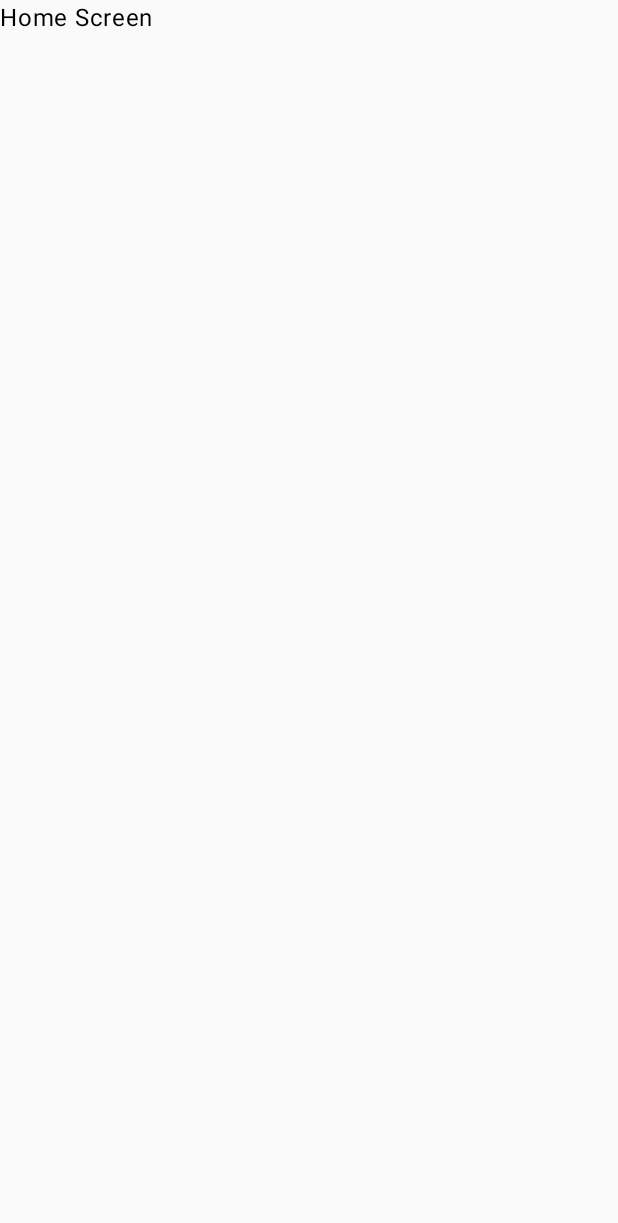
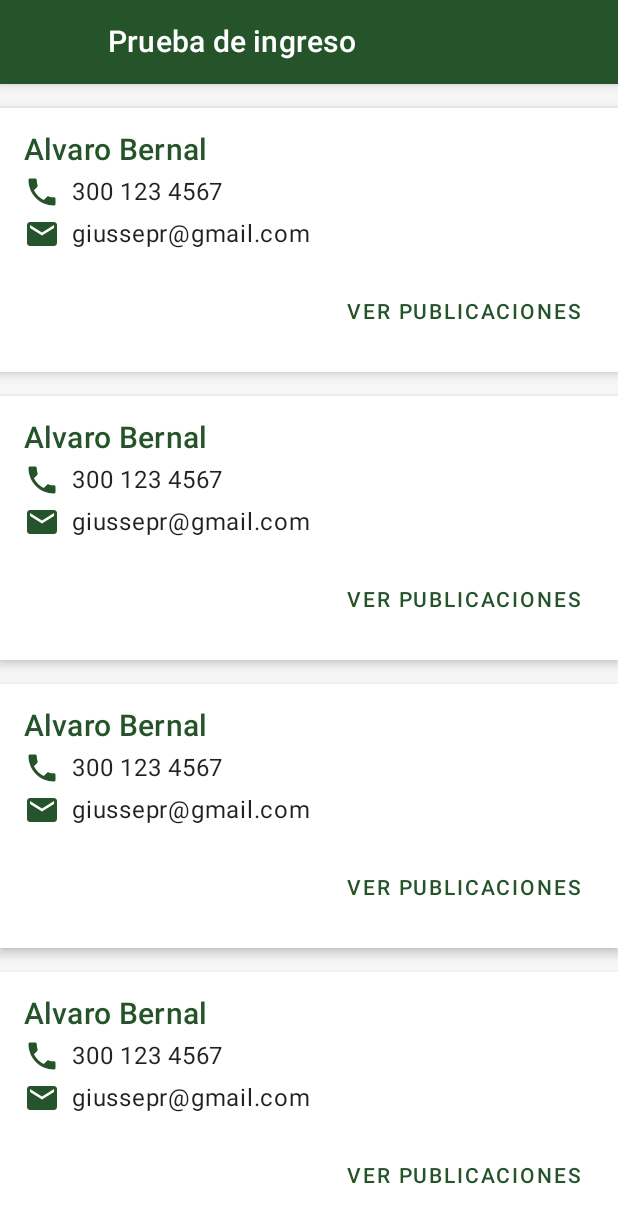
Before and after one commit to Giussep07/CeibaMobileTest, an Android app built with Jetpack Compose: the screen it shows after launch (MainActivity), on a phone screen of 412 x 824 dp. Before the commit the part shown is almost empty. Shown: the top 1223 px of the screen. Run offline under Robolectric (Android 15) with nearby library versions, the phone set to English and light mode, and no system bars.

Commit message:
Create UserCardItem and CeibaTopAppBar, remove unused imports, migrate material v3 to v2, add correct colors to the app theme,

```diff
--- a/app/src/main/java/com/giussepr/ceiba/ui/presentation/screens/home/HomeScreen.kt
+++ b/app/src/main/java/com/giussepr/ceiba/ui/presentation/screens/home/HomeScreen.kt
@@ -1,15 +1,46 @@
 package com.giussepr.ceiba.ui.presentation.screens.home
 
+import androidx.compose.foundation.background
+import androidx.compose.foundation.layout.Arrangement
 import androidx.compose.foundation.layout.Column
+import androidx.compose.foundation.layout.PaddingValues
 import androidx.compose.foundation.layout.fillMaxSize
-import androidx.compose.material3.Text
+import androidx.compose.foundation.layout.fillMaxWidth
+import androidx.compose.foundation.layout.padding
+import androidx.compose.foundation.lazy.LazyColumn
+import androidx.compose.foundation.lazy.items
+import androidx.compose.material.MaterialTheme
+import androidx.compose.material.Scaffold
 import androidx.compose.runtime.Composable
 import androidx.compose.ui.Modifier
+import androidx.compose.ui.unit.dp
 import androidx.navigation.NavHostController
+import com.giussepr.ceiba.ui.presentation.widget.CeibaTopAppBar
+import com.giussepr.ceiba.ui.presentation.widget.UserCardItem
 
 @Composable
 fun HomeScreen(navController: NavHostController) {
-    Column(modifier = Modifier.fillMaxSize()) {
-        Text(text = "Home Screen")
+    Scaffold(
+        modifier = Modifier.fillMaxSize(),
+        topBar = { CeibaTopAppBar(navController = navController) }
+    ) { paddingValues ->
+        Column(
+            modifier = Modifier
+                .fillMaxSize()
+                .background(MaterialTheme.colors.background)
+                .padding(paddingValues)
+        ) {
+            val list = listOf("1", "2", "3", "4", "5", "6", "7", "8", "9", "10")
+
+            LazyColumn(
+                modifier = Modifier.fillMaxWidth(),
+                verticalArrangement = Arrangement.spacedBy(16.dp),
+                contentPadding = PaddingValues(vertical = 16.dp)
+            ) {
+                items(list) {
+                    UserCardItem()
+                }
+            }
+        }
     }
 }
--- a/app/src/main/java/com/giussepr/ceiba/ui/presentation/screens/splash/SplashScreen.kt
+++ b/app/src/main/java/com/giussepr/ceiba/ui/presentation/screens/splash/SplashScreen.kt
@@ -1,14 +1,14 @@
 package com.giussepr.ceiba.ui.presentation.screens.splash
 
 import androidx.compose.foundation.Image
+import androidx.compose.foundation.background
 import androidx.compose.foundation.layout.Arrangement
 import androidx.compose.foundation.layout.Column
 import androidx.compose.foundation.layout.fillMaxSize
 import androidx.compose.foundation.layout.fillMaxWidth
 import androidx.compose.foundation.layout.height
 import androidx.compose.foundation.layout.padding
-import androidx.compose.foundation.layout.width
-import androidx.compose.material3.Text
+import androidx.compose.material.MaterialTheme
 import androidx.compose.runtime.Composable
 import androidx.compose.runtime.LaunchedEffect
 import androidx.compose.ui.Modifier
@@ -39,7 +39,8 @@ fun SplashScreen(navController: NavHostController) {
 
     Column(
         modifier = Modifier
-            .fillMaxSize(),
+            .fillMaxSize()
+            .background(MaterialTheme.colors.background),
         verticalArrangement = Arrangement.Center,
     ) {
         // add image asset logo_ceiba here
--- a/app/src/main/java/com/giussepr/ceiba/ui/presentation/theme/Color.kt
+++ b/app/src/main/java/com/giussepr/ceiba/ui/presentation/theme/Color.kt
@@ -2,10 +2,9 @@ package com.giussepr.ceiba.ui.presentation.theme
 
 import androidx.compose.ui.graphics.Color
 
-val Purple80 = Color(0xFFD0BCFF)
-val PurpleGrey80 = Color(0xFFCCC2DC)
-val Pink80 = Color(0xFFEFB8C8)
+val DarkGreen = Color(0xFF25532A)
+val DarkGreenVariant = Color(0xFF1F3A1E)
+val LightGreen = Color(0xFF8BC34A)
+val LightGreenVariant = Color(0xFF689F38)
 
-val Purple40 = Color(0xFF6650a4)
-val PurpleGrey40 = Color(0xFF625b71)
-val Pink40 = Color(0xFF7D5260)
+val BackgroundColor = Color(0xFFF7F6F7)
--- a/app/src/main/java/com/giussepr/ceiba/ui/presentation/theme/Theme.kt
+++ b/app/src/main/java/com/giussepr/ceiba/ui/presentation/theme/Theme.kt
@@ -1,69 +1,39 @@
 package com.giussepr.ceiba.ui.presentation.theme
 
-import android.app.Activity
-import android.os.Build
 import androidx.compose.foundation.isSystemInDarkTheme
-import androidx.compose.material3.MaterialTheme
-import androidx.compose.material3.darkColorScheme
-import androidx.compose.material3.dynamicDarkColorScheme
-import androidx.compose.material3.dynamicLightColorScheme
-import androidx.compose.material3.lightColorScheme
+import androidx.compose.material.MaterialTheme
+import androidx.compose.material.darkColors
+import androidx.compose.material.lightColors
 import androidx.compose.runtime.Composable
-import androidx.compose.runtime.SideEffect
-import androidx.compose.ui.graphics.toArgb
-import androidx.compose.ui.platform.LocalContext
-import androidx.compose.ui.platform.LocalView
-import androidx.core.view.WindowCompat
 
-private val DarkColorScheme = darkColorScheme(
-    primary = Purple80,
-    secondary = PurpleGrey80,
-    tertiary = Pink80
+private val DarkColorScheme = darkColors(
+    primary = DarkGreen,
+    primaryVariant = DarkGreenVariant,
+    secondary = LightGreen,
+    secondaryVariant = LightGreenVariant,
 )
 
-private val LightColorScheme = lightColorScheme(
-    primary = Purple40,
-    secondary = PurpleGrey40,
-    tertiary = Pink40
-
-    /* Other default colors to override
-    background = Color(0xFFFFFBFE),
-    surface = Color(0xFFFFFBFE),
-    onPrimary = Color.White,
-    onSecondary = Color.White,
-    onTertiary = Color.White,
-    onBackground = Color(0xFF1C1B1F),
-    onSurface = Color(0xFF1C1B1F),
-    */
+private val LightColorScheme = lightColors(
+    primary = DarkGreen,
+    primaryVariant = DarkGreenVariant,
+    secondary = LightGreen,
+    secondaryVariant = LightGreenVariant,
+    background = BackgroundColor,
 )
 
 @Composable
 fun CeibaTheme(
     darkTheme: Boolean = isSystemInDarkTheme(),
-    // Dynamic color is available on Android 12+
-    dynamicColor: Boolean = true,
     content: @Composable () -> Unit
 ) {
-    val colorScheme = when {
-        dynamicColor && Build.VERSION.SDK_INT >= Build.VERSION_CODES.S -> {
-            val context = LocalContext.current
-            if (darkTheme) dynamicDarkColorScheme(context) else dynamicLightColorScheme(context)
-        }
-
-        darkTheme -> DarkColorScheme
-        else -> LightColorScheme
-    }
-    val view = LocalView.current
-    if (!view.isInEditMode) {
-        SideEffect {
-            val window = (view.context as Activity).window
-            window.statusBarColor = colorScheme.primary.toArgb()
-            WindowCompat.getInsetsController(window, view).isAppearanceLightStatusBars = darkTheme
-        }
+    val colors = if (darkTheme) {
+        DarkColorScheme
+    } else {
+        LightColorScheme
     }
 
     MaterialTheme(
-        colorScheme = colorScheme,
+        colors = LightColorScheme,
         typography = Typography,
         content = content
     )
--- a/app/src/main/java/com/giussepr/ceiba/ui/presentation/theme/Type.kt
+++ b/app/src/main/java/com/giussepr/ceiba/ui/presentation/theme/Type.kt
@@ -1,6 +1,6 @@
 package com.giussepr.ceiba.ui.presentation.theme
 
-import androidx.compose.material3.Typography
+import androidx.compose.material.Typography
 import androidx.compose.ui.text.TextStyle
 import androidx.compose.ui.text.font.FontFamily
 import androidx.compose.ui.text.font.FontWeight
@@ -8,7 +8,7 @@ import androidx.compose.ui.unit.sp
 
 // Set of Material typography styles to start with
 val Typography = Typography(
-    bodyLarge = TextStyle(
+    body1 = TextStyle(
         fontFamily = FontFamily.Default,
         fontWeight = FontWeight.Normal,
         fontSize = 16.sp,
--- /dev/null
+++ b/app/src/main/java/com/giussepr/ceiba/ui/presentation/widget/CeibaTopAppBar.kt
@@ -0,0 +1,34 @@
+package com.giussepr.ceiba.ui.presentation.widget
+
+import androidx.compose.material.Icon
+import androidx.compose.material.IconButton
+import androidx.compose.material.Text
+import androidx.compose.material.TopAppBar
+import androidx.compose.material.icons.Icons
+import androidx.compose.material.icons.filled.ArrowBack
+import androidx.compose.runtime.Composable
+import androidx.compose.ui.res.stringResource
+import androidx.navigation.NavHostController
+import com.giussepr.ceiba.R
+
+@Composable
+fun CeibaTopAppBar(
+    navController: NavHostController,
+    title: String = stringResource(id = R.string.mobile_test),
+) {
+    TopAppBar(
+        title = {
+            Text(text = title)
+        },
+        navigationIcon = {
+            if (navController.previousBackStackEntry != null) {
+                IconButton(onClick = { navController.navigateUp() }) {
+                    Icon(
+                        imageVector = Icons.Filled.ArrowBack,
+                        contentDescription = stringResource(R.string.navigate_back)
+                    )
+                }
+            }
+        }
+    )
+}
--- /dev/null
+++ b/app/src/main/java/com/giussepr/ceiba/ui/presentation/widget/UserCardItem.kt
@@ -0,0 +1,89 @@
+package com.giussepr.ceiba.ui.presentation.widget
+
+import androidx.compose.foundation.background
+import androidx.compose.foundation.layout.Column
+import androidx.compose.foundation.layout.Row
+import androidx.compose.foundation.layout.Spacer
+import androidx.compose.foundation.layout.fillMaxWidth
+import androidx.compose.foundation.layout.height
+import androidx.compose.foundation.layout.padding
+import androidx.compose.foundation.layout.width
+import androidx.compose.material.Card
+import androidx.compose.material.Icon
+import androidx.compose.material.MaterialTheme
+import androidx.compose.material.Text
+import androidx.compose.material.TextButton
+import androidx.compose.material.icons.Icons
+import androidx.compose.material.icons.filled.Email
+import androidx.compose.material.icons.filled.Phone
+import androidx.compose.runtime.Composable
+import androidx.compose.ui.Alignment
+import androidx.compose.ui.Modifier
+import androidx.compose.ui.graphics.Color
+import androidx.compose.ui.graphics.RectangleShape
+import androidx.compose.ui.res.stringResource
+import androidx.compose.ui.tooling.preview.Preview
+import androidx.compose.ui.unit.dp
+import com.giussepr.ceiba.R
+
+@Composable
+@Preview(showSystemUi = false)
+fun UserCardItemPreview() {
+    MaterialTheme {
+        UserCardItem()
+    }
+}
+
+@Composable
+fun UserCardItem() {
+    Card(
+        modifier = Modifier
+            .fillMaxWidth()
+            .background(Color.White),
+        elevation = 4.dp,
+        shape = RectangleShape
+    ) {
+        Column(
+            modifier = Modifier
+                .fillMaxWidth()
+                .padding(16.dp)
+        ) {
+            // User name
+            Text(
+                text = "Alvaro Bernal",
+                style = MaterialTheme.typography.h6.copy(color = MaterialTheme.colors.primary)
+            )
+            Spacer(modifier = Modifier.height(4.dp))
+            // User phone
+            Row(verticalAlignment = Alignment.CenterVertically) {
+                Icon(
+                    Icons.Filled.Phone,
+                    tint = MaterialTheme.colors.primary,
+                    contentDescription = stringResource(id = R.string.phone_icon)
+                )
+                Spacer(modifier = Modifier.width(8.dp))
+                Text(text = "300 123 4567", style = MaterialTheme.typography.body1)
+            }
+            Spacer(modifier = Modifier.height(4.dp))
+            // User email
+            Row(verticalAlignment = Alignment.CenterVertically) {
+                Icon(
+                    Icons.Filled.Email,
+                    tint = MaterialTheme.colors.primary,
+                    contentDescription = stringResource(id = R.string.phone_icon)
+                )
+                Spacer(modifier = Modifier.width(8.dp))
+                Text(text = "giussepr@gmail.com", style = MaterialTheme.typography.body1)
+            }
+            // Publication button
+            TextButton(
+                onClick = { /*TODO*/ },
+                modifier = Modifier
+                    .align(Alignment.End)
+                    .padding(top = 16.dp)
+            ) {
+                Text(text = stringResource(R.string.see_publications).uppercase())
+            }
+        }
+    }
+}
--- a/app/src/main/res/values/strings.xml
+++ b/app/src/main/res/values/strings.xml
@@ -1,4 +1,8 @@
 <resources>
     <string name="app_name">Ceiba</string>
     <string name="logo_ceiba">Logo Ceiba</string>
+    <string name="phone_icon">Icon Phone</string>
+    <string name="see_publications">Ver Publicaciones</string>
+    <string name="mobile_test">Prueba de ingreso</string>
+    <string name="navigate_back">Navegar hacia atrás</string>
 </resources>
--- a/gradle/libs.versions.toml
+++ b/gradle/libs.versions.toml
@@ -5,7 +5,7 @@ androidxLifecycle = "2.3.1"
 androidxActivity = "1.5.1"
 androidxComposeUi = "1.3.3"
 androidxComposeCompiler = "1.4.3"
-androidxComposeMaterial3 = "1.0.1"
+androidxComposeMaterial3 = "1.3.1"
 androidxNavigation = "2.5.3"
 junit = "4.13.2"
 androidxTestExt = "1.1.5"
@@ -25,7 +25,7 @@ androidx-compose-ui-tooling-preview = { module = "androidx.compose.ui:ui-tooling
 androidx-compose-ui-test-junit4 = { module = "androidx.compose.ui:ui-test-junit4", version.ref = "androidxComposeUi" }
 androidx-compose-ui-test-manifest = { module = "androidx.compose.ui:ui-test-manifest", version.ref = "androidxComposeUi" }
 androidx-compose-ui-tooling = { module = "androidx.compose.ui:ui-tooling", version.ref = "androidxComposeUi" }
-androidx-compose-material3 = { module = "androidx.compose.material3:material3", version.ref = "androidxComposeMaterial3" }
+androidx-compose-material3 = { module = "androidx.compose.material:material", version.ref = "androidxComposeMaterial3" }
 # Navigation
 androidx-navigation-compose = { module = "androidx.navigation:navigation-compose", version.ref = "androidxNavigation" }
 
```
Also changed, not shown: app/src/main/java/com/giussepr/ceiba/ui/presentation/screens/MainActivity.kt (+0 -7 lines).
